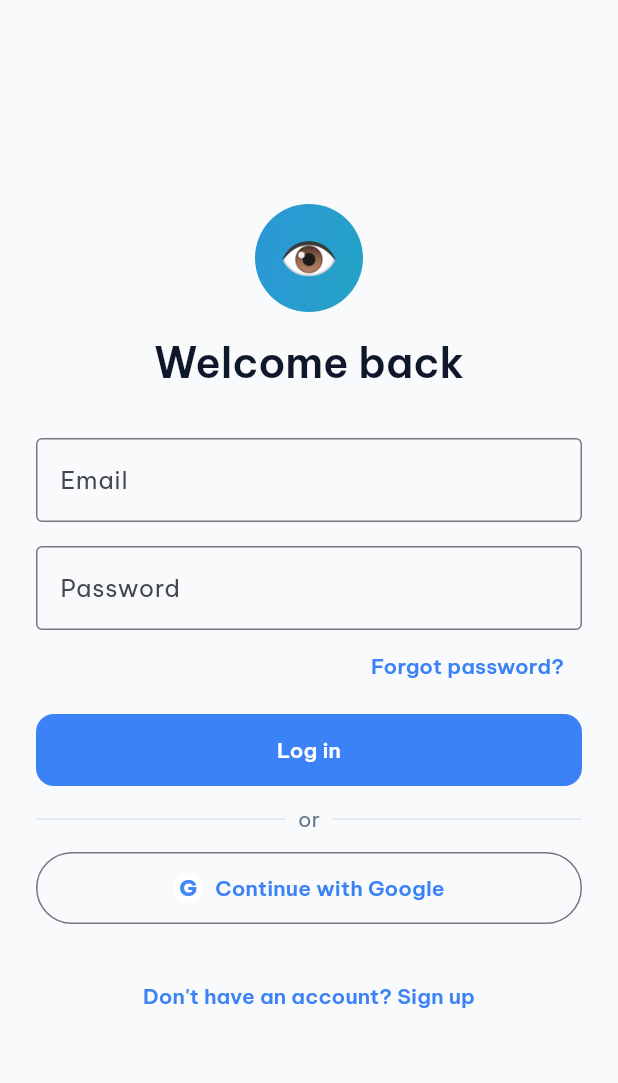
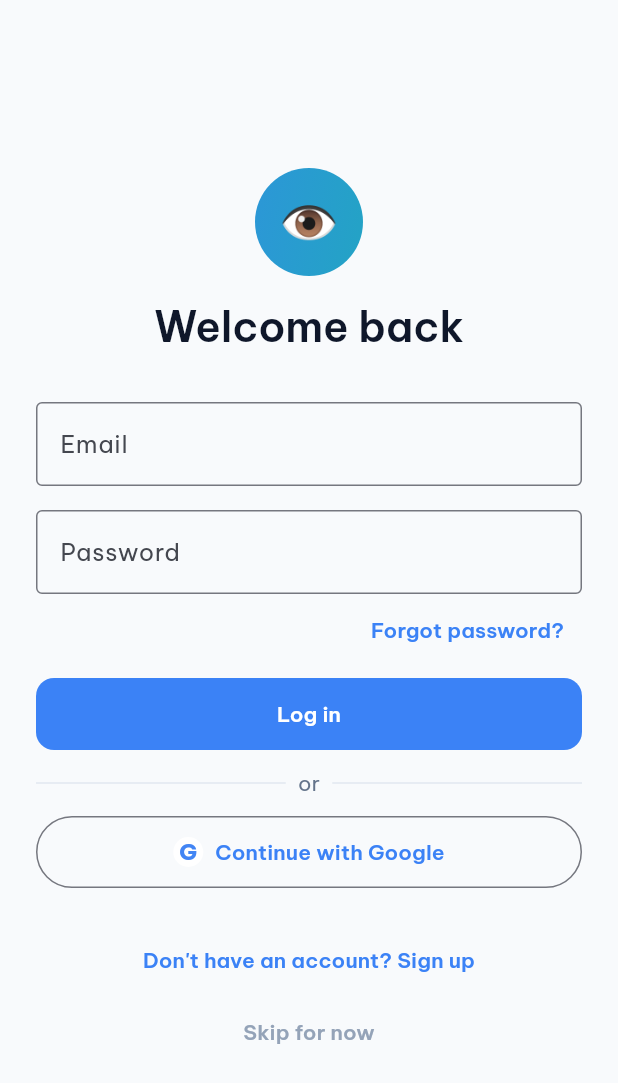
Before and after one commit to Supertime1236/eye_care_ai, a Flutter app: the LoginScreen screen opened directly, on a phone screen of 412 x 824 dp. Shown: the top 1083 px of the screen. Run offline on Flutter 3.47's test engine with Material 3 defaults, Android fonts, the phone set to English and light mode, and no system bars; our stand-ins replace firebase_auth, firebase_core, fl_chart, flutter_local_notifications, geolocator, google_fonts and 5 more; missing offline and left inert: android_intent_plus, health; accounts and stored records are empty.

Commit message:
Test 1st: feat: Update authentication handling and improve user flow in profile and survey screens

```diff
--- a/lib/screens/edit_profile_screen.dart
+++ b/lib/screens/edit_profile_screen.dart
@@ -164,7 +164,7 @@ class _EditProfileScreenState extends State<EditProfileScreen> {
                 const SizedBox(height: 12),
                 SizedBox(
                   width: double.infinity,
-                  child: profile.isGoogleLinked
+                  child: profile.isLoggedIn
                       ? OutlinedButton.icon(
                           onPressed: _signOut,
                           icon: const Icon(Icons.logout, size: 18, color: AppColors.error),
--- a/lib/screens/login_screen.dart
+++ b/lib/screens/login_screen.dart
@@ -6,6 +6,7 @@ import '../providers/language_provider.dart';
 import '../services/auth_service.dart';
 import '../theme/app_colors.dart';
 import '../widgets/shared_widgets.dart';
+import 'main_shell.dart';
 import 'register_screen.dart';
 
 class LoginScreen extends StatefulWidget {
@@ -197,6 +198,19 @@ class _LoginScreenState extends State<LoginScreen> {
                             ),
                     child: Text(strings.noAccountYet),
                   ),
+                  // Bỏ qua đăng nhập lần đầu: vào thẳng app ở chế độ khách,
+                  // vẫn có thể đăng nhập sau này trong Settings/Edit profile.
+                  TextButton(
+                    onPressed: _isLoading
+                        ? null
+                        : () => Navigator.of(context).pushReplacement(
+                              MaterialPageRoute(builder: (_) => const MainShell()),
+                            ),
+                    child: Text(
+                      strings.vi ? 'Bỏ qua, dùng thử trước' : 'Skip for now',
+                      style: const TextStyle(color: AppColors.textMuted),
+                    ),
+                  ),
                 ],
               ),
             ),
--- a/lib/widgets/terms_of_service_section.dart
+++ b/lib/widgets/terms_of_service_section.dart
@@ -92,8 +92,9 @@ class _DocCard extends StatelessWidget {
 
   @override
   Widget build(BuildContext context) {
+    final isDark = Theme.of(context).brightness == Brightness.dark;
     return Material(
-      color: AppColors.background,
+      color: isDark ? AppColors.darkSurface : AppColors.surface,
       borderRadius: BorderRadius.circular(14),
       child: InkWell(
         borderRadius: BorderRadius.circular(14),
```
Also changed, not shown: lib/providers/profile_provider.dart (+7 -0 lines), lib/screens/habits_survey_screen.dart (+17 -2 lines), lib/services/notification_service.dart (+19 -1 lines).
